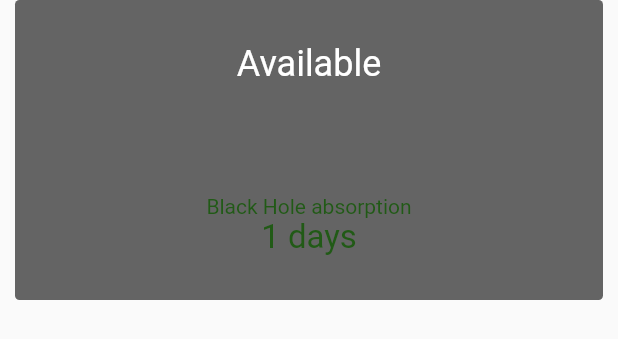
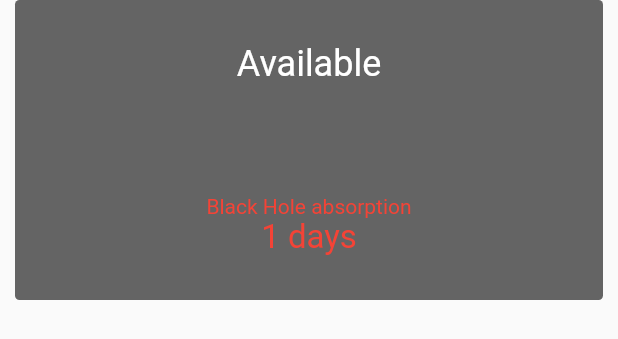
Before and after one commit to abdel-ke/swifty_companion, a Flutter app: what infoB() shows on an empty page, opened directly with empty values, on a phone screen of 412 x 824 dp. Shown: the top 339 px of the screen. Run offline on Flutter 3.47's test engine with Material 2 defaults, Android fonts, the phone set to English and light mode, and no system bars; our stand-ins replace flutter_dotenv, flutter_secure_storage, percent_indicator, syncfusion_flutter_charts; missing offline and left inert: oauth2_client; accounts and stored records are empty; network calls fail.

```diff
--- a/lib/utils/auth.dart
+++ b/lib/utils/auth.dart
@@ -29,8 +29,6 @@ Future<bool> authorization() async {
     );
 
     final response = await helper.getToken();
-    print('response token auth: ${response!.accessToken}');
-    print('response reftoken auth: ${response.refreshToken}');
     if (response!.accessToken != null) {
       storage.write(key: 'AccessToken', value: response.accessToken);
       storage.write(key: 'RefreshToken', value: response.refreshToken);
@@ -67,7 +65,6 @@ Future<User> fetchUser(String login) async {
     await authorization();
   }
   final token = await MyStorage().read('AccessToken');
-  print('fetchUser token: $token');
   String url = 'https://api.intra.42.fr/v2/users/$login';
   final response = await http
       .get(Uri.parse(url), headers: {'Authorization': 'Bearer $token'});
--- a/lib/widgets/profile.dart
+++ b/lib/widgets/profile.dart
@@ -2,7 +2,6 @@ import 'package:flutter/material.dart';
 import 'package:swifty_companion/models/User.dart';
 import 'package:swifty_companion/utils/auth.dart';
 import 'package:swifty_companion/widgets/profile_screen.dart';
-import 'package:swifty_companion/widgets/projects.dart';
 
 class ProfileWidget extends StatefulWidget {
   String user;
--- a/lib/widgets/profile_screen.dart
+++ b/lib/widgets/profile_screen.dart
@@ -1,6 +1,7 @@
 import 'package:flutter/material.dart';
 import 'package:percent_indicator/linear_percent_indicator.dart';
-import 'package:swifty_companion/widgets/projects.dart';
+import 'package:swifty_companion/widgets/projects_list.dart';
+import 'package:swifty_companion/widgets/skills_list.dart';
 import 'package:swifty_companion/widgets/user_info.dart';
 
 class ProfileScreen extends StatelessWidget {
@@ -9,12 +10,13 @@ class ProfileScreen extends StatelessWidget {
   @override
   Widget build(BuildContext context) {
     return Column(
-      mainAxisSize: MainAxisSize.min,
       children: <Widget>[
         userInfo(data, context),
         infoC(data),
         Projects(projects: data!.projects),
-        // SafeArea(child: Projects(projects: data!.projects)),
+        const SizedBox(height: 10),
+        SkillsList(skills: data!.skills),
+        const SizedBox(height: 15),
       ],
     );
   }
@@ -30,14 +32,20 @@ Widget userInfo(data, context) => Container(
             backgroundImage: NetworkImage(data!.imageUrl),
           ),
           const SizedBox(height: 10),
-          Row(
+          Container(
+            color: Colors.black.withOpacity(0.6),
+            margin: const EdgeInsets.symmetric(horizontal: 10),
+            padding: const EdgeInsets.symmetric(vertical: 14),
+            child: Row(
               mainAxisAlignment: MainAxisAlignment.spaceAround,
               children: [
+                // const Icon(Icons.person, color: Colors.white),
                 Text(data!.fullName,
                     style: const TextStyle(color: Colors.white),
                     overflow: TextOverflow.ellipsis),
                 Text(data!.login, style: const TextStyle(color: Colors.white)),
               ],
+            ),
           ),
           const SizedBox(height: 10),
           infoA(data),
@@ -138,19 +146,50 @@ Widget infoB(data, context) => Padding(
             Text(data!.location,
                 style: const TextStyle(color: Colors.white, fontSize: 20)),
             const SizedBox(height: 50),
-            if (data!.blackholedAt != "null")
-              const Text('Black Hole absorption',
-                  style: TextStyle(
-                    color: Color.fromRGBO(33, 90, 22, 1),
-                  )),
-            if (data!.blackholedAt != "null")
-              Text('${date(data!.blackholedAt) + 1} days',
-                  style: const TextStyle(
-                      color: Color.fromRGBO(33, 90, 22, 1), fontSize: 22)),
+            if (data!.blackholedAt != "null") blackHole(data),
           ],
         ),
       ),
     );
+/*
+You've been absorbed by the Black Hole.
+ */
+Color colorsBH(blackHole) {
+  return blackHole >= 42
+      ? const Color.fromRGBO(33, 90, 22, 1)
+      : blackHole >= 15
+          ? Colors.amber.shade600
+          : Colors.red;
+}
+
+Widget blackHole(data) {
+  int blackHole = date(data!.blackholedAt) + 1;
+  if (blackHole < 0) {
+    return const Column(
+      children: [
+        Text(
+          'Black Hole absorption',
+          style: TextStyle(color: Colors.red),
+        ),
+        Text(
+          'You\'ve been absorbed by the Black Hole.',
+          style: TextStyle(color: Colors.red, fontSize: 26),
+          textAlign: TextAlign.center,
+        ),
+      ],
+    );
+  }
+  return Column(
+    children: [
+      Text('Black Hole absorption',
+          style: TextStyle(
+            color: colorsBH(blackHole),
+          )),
+      Text('$blackHole days',
+          style: TextStyle(color: colorsBH(blackHole), fontSize: 22)),
+    ],
+  );
+}
 
 Widget infoC(data) => Container(
       color: Colors.black.withOpacity(0.8),
--- a/pubspec.yaml
+++ b/pubspec.yaml
@@ -14,6 +14,7 @@ dependencies:
   http: ^1.1.0
   oauth2_client: ^3.2.2
   percent_indicator: ^4.2.3
+  syncfusion_flutter_charts: ^23.1.44
 
 dev_dependencies:
   flutter_test:
```
Also changed, not shown: lib/main.dart (+11 -9 lines), lib/models/User.dart (+49 -5 lines), lib/pages/home_page.dart (+5 -9 lines), lib/pages/search_user.dart (+25 -21 lines), lib/pages/user_page.dart (+8 -6 lines), lib/utils/token.dart (+6 -9 lines), lib/widgets/projects.dart (deleted, +0 -25 lines), lib/widgets/projects_list.dart (added, +59 -0 lines), lib/widgets/skills_list.dart (added, +41 -0 lines), pubspec.lock. Lines whose indentation alone changed are shown as unchanged.
